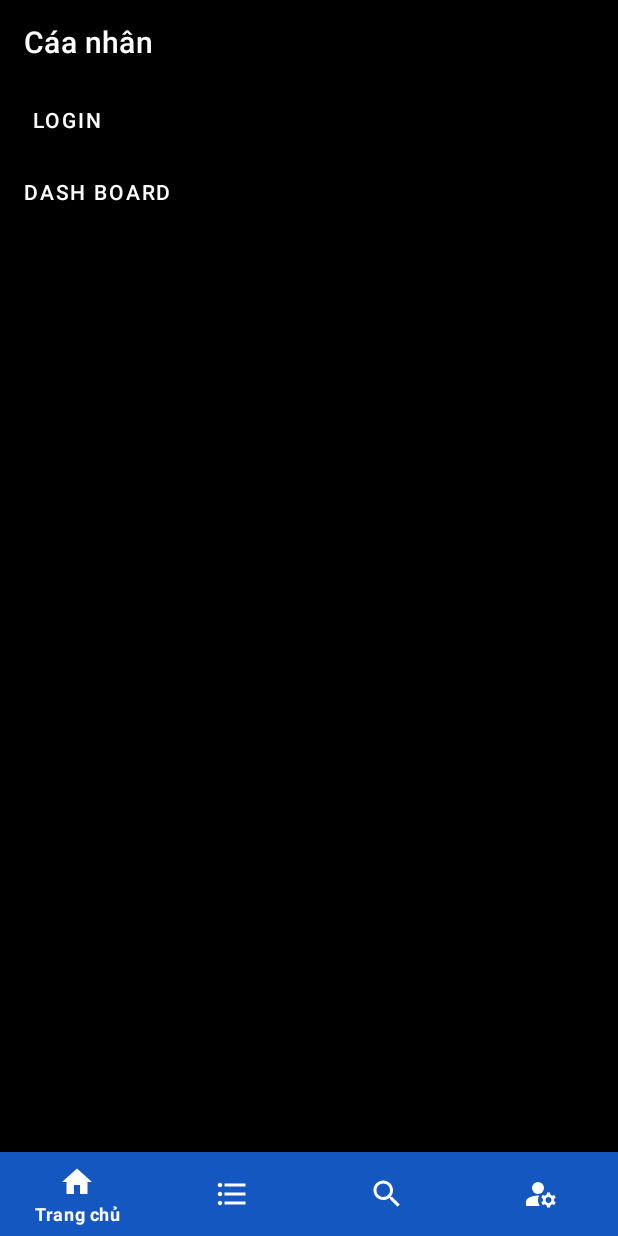
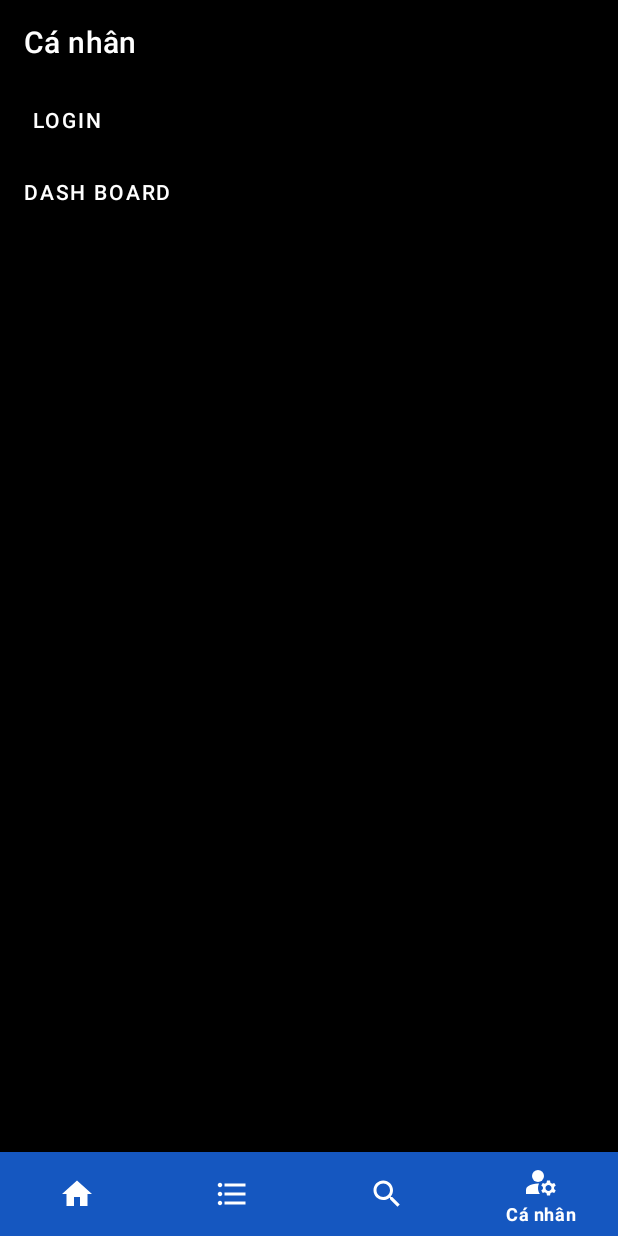
Before and after one commit to hoaian1232812/GhienTruyen, an Android app: the screen it shows after launch (MainActivity), item 4 of the bottom bar chosen, on a phone screen of 412 x 824 dp. Run offline under Robolectric (Android 15) with nearby library versions, the phone set to English and light mode, and no system bars; pictures from the network do not load.

Commit message:
update main

```diff
--- a/app/src/main/java/com/app/MainActivity.java
+++ b/app/src/main/java/com/app/MainActivity.java
@@ -7,14 +7,14 @@ import androidx.fragment.app.FragmentTransaction;
 
 import android.content.ClipData;
 import android.content.Context;
-import android.content.Intent;
+import android.content.SharedPreferences;
 import android.os.Bundle;
+import android.provider.Settings;
 import android.util.Log;
 import android.util.SparseArray;
 import android.view.MenuItem;
 import android.view.View;
 
-import com.app.model.User;
 import com.app.user.HomeFragment;
 import com.app.user.SearchFragment;
 import com.app.user.TopicFragment;
@@ -23,19 +23,22 @@ import com.google.android.material.bottomnavigation.BottomNavigationView;
 import com.google.android.material.navigation.NavigationBarView;
 
 public class MainActivity extends AppCompatActivity {
-    User user;
     BottomNavigationView bnv;
+    Fragment currentFragment = null;
+
+    SparseArray<Fragment> fragmentSparseArray;
 
     @Override
     protected void onCreate(Bundle savedInstanceState) {
         super.onCreate(savedInstanceState);
         setContentView(R.layout.activity_main);
-
         bnv = findViewById(R.id.bottomNavigationView);
+        fragmentSparseArray = new SparseArray<>();
         display(R.id.menuHome);
         bnv.setOnItemSelectedListener(new NavigationBarView.OnItemSelectedListener() {
             @Override
             public boolean onNavigationItemSelected(@NonNull MenuItem item) {
+                item.setChecked(true);
                 display(item.getItemId());
                 return false;
             }
@@ -43,7 +46,7 @@ public class MainActivity extends AppCompatActivity {
     }
 
     void display(int id) {
-        Fragment fragment = getSupportFragmentManager().findFragmentByTag("" + id);
+        Fragment fragment = fragmentSparseArray.get(id);
         if (fragment == null) {
             switch (id) {
                 case R.id.menuHome:
@@ -59,28 +62,40 @@ public class MainActivity extends AppCompatActivity {
                     setTitle("Tìm Truyện");
                     break;
                 case R.id.user:
-                    user = User.getUserFromSharedPreferences(getSharedPreferences("MyPrefs", Context.MODE_PRIVATE));
-                    Log.e("z", "troi oi");
-                    if (user != null) {
-                        Log.e("z", user.toString());
-                        if (user.getId() != -1) {
-                            startActivity(new Intent(MainActivity.this, UserDashBoardActivity.class));
-                            return;
-                        }
-                        fragment = new UserFragment();
-                        setTitle("Cáa nhân");
-                    }
                     fragment = new UserFragment();
-                    setTitle("Cáa nhân");
-
+                    setTitle("Cá nhân");
                     break;
             }
+            fragmentSparseArray.put(id, fragment);
         }
 
-        FragmentTransaction ft = getSupportFragmentManager().beginTransaction();
-        ft.replace(R.id.content, fragment, "" + id);
-        ft.commit();
+        if (currentFragment != fragment) {
+            FragmentTransaction ft = getSupportFragmentManager().beginTransaction();
+            if (fragment.isAdded()) {
+                ft.show(fragment);
+                switch (id) {
+                    case R.id.menuHome:
+                        setTitle("Trang Chủ");
+                        break;
+                    case R.id.topic:
+                        setTitle("Thể Loại");
+                        break;
+                    case R.id.search:
+                        setTitle("Tìm Truyện");
+                        break;
+                    case R.id.user:
+                        setTitle("Cá nhân");
+                        break;
+                }
+            } else {
+                ft.add(R.id.content, fragment, String.valueOf(id));
+            }
+            if (currentFragment != null) {
+                ft.hide(currentFragment);
+            }
+            currentFragment = fragment;
+            ft.commit();
+        }
     }
 
-
 }
```
